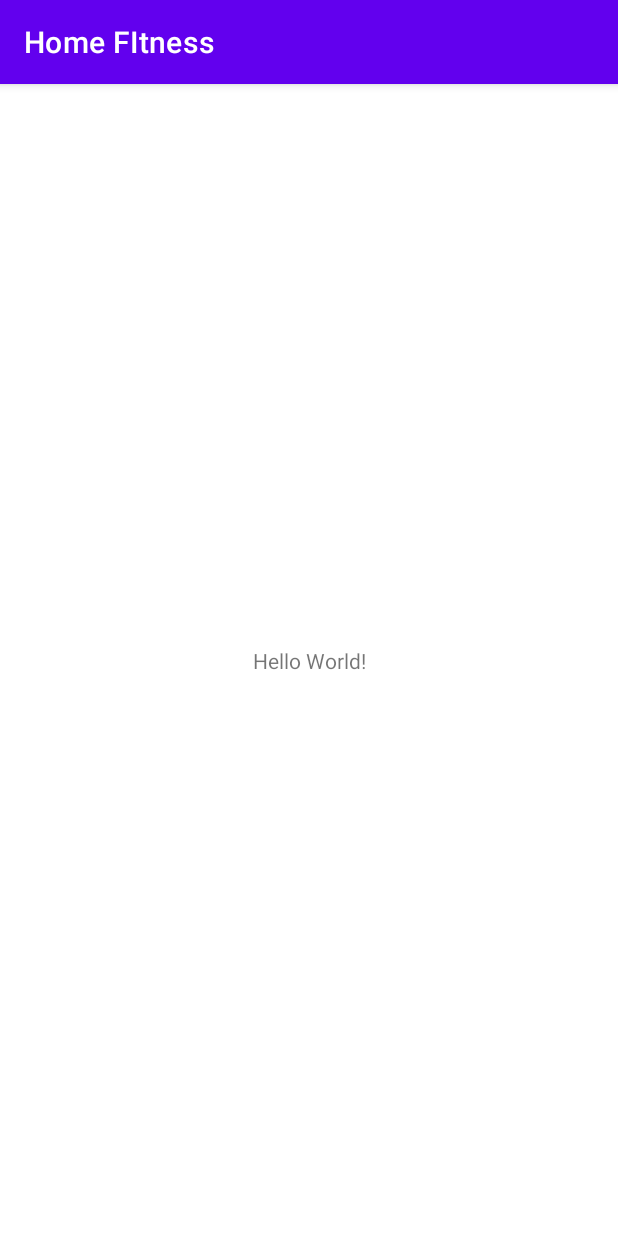
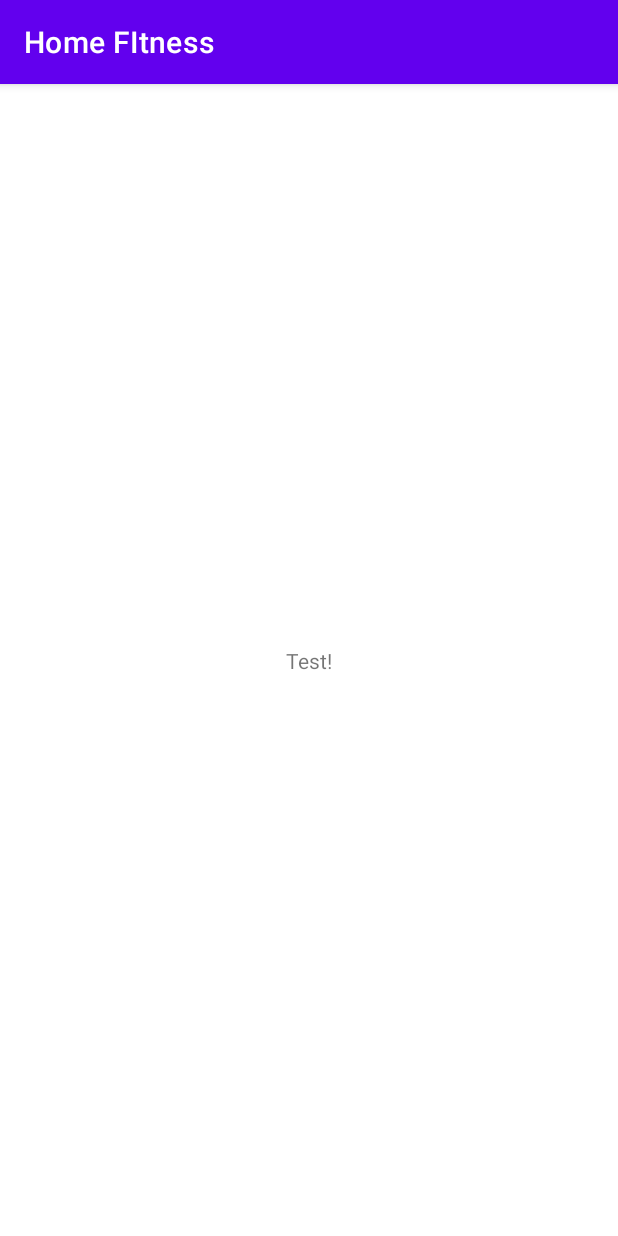
Before and after one commit to dthang3007/homefitness, an Android app: the screen it shows after launch (MainActivity), on a phone screen of 412 x 824 dp. Run offline under Robolectric (Android 15) with nearby library versions, the light colour scheme and no system bars.

Commit message:
test commit

```diff
--- a/app/src/main/res/layout/activity_main.xml
+++ b/app/src/main/res/layout/activity_main.xml
@@ -9,7 +9,7 @@
     <TextView
         android:layout_width="wrap_content"
         android:layout_height="wrap_content"
-        android:text="Hello World!"
+        android:text="Test!"
         app:layout_constraintBottom_toBottomOf="parent"
         app:layout_constraintLeft_toLeftOf="parent"
         app:layout_constraintRight_toRightOf="parent"
```
Also changed, not shown: 1 other file.
